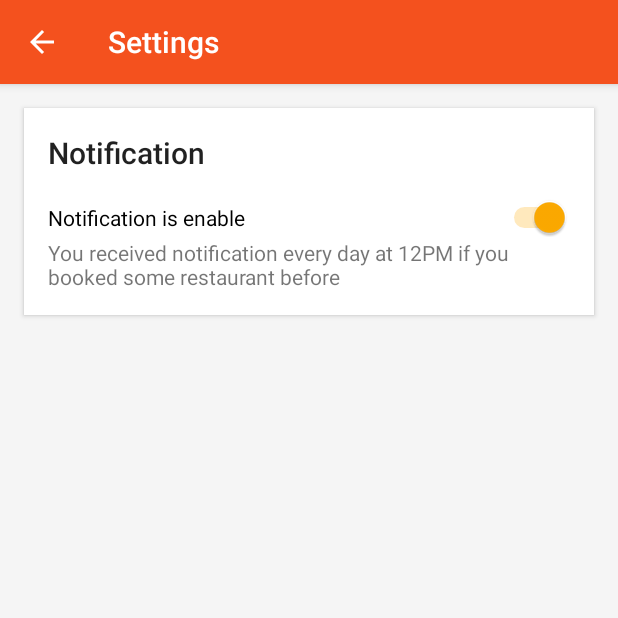
After one commit to willf80/Go4Lunch, an Android app: the SettingsActivity screen opened directly, with no data from a screen before it, on a phone screen of 412 x 824 dp, the top half of it. The commit adds this screen. Run offline under Robolectric (Android 15) with nearby library versions, the phone set to English and light mode, and no system bars; our stand-ins replace ButterKnife.

Commit message:
App settings activity for enable or disable notification message

```diff
--- /dev/null
+++ b/app/src/main/java/com/apiman/go4lunch/SettingsActivity.java
@@ -0,0 +1,65 @@
+package com.apiman.go4lunch;
+
+import android.os.Bundle;
+import android.widget.Switch;
+import android.widget.TextView;
+
+import com.apiman.go4lunch.services.NotificationHelper;
+import com.apiman.go4lunch.services.SettingsHelper;
+
+import butterknife.BindView;
+import butterknife.ButterKnife;
+import butterknife.OnCheckedChanged;
+
+public class SettingsActivity extends BaseActivity {
+
+    @BindView(R.id.notificationSwitch)
+    Switch notificationSwitch;
+
+    @BindView(R.id.notificationHelpTextView)
+    TextView notificationHelpTextView;
+
+    NotificationHelper mNotificationHelper;
+
+    @Override
+    protected void onCreate(Bundle savedInstanceState) {
+        super.onCreate(savedInstanceState);
+        setContentView(R.layout.activity_settings);
+        ButterKnife.bind(this);
+        displayHomeAsUp();
+
+        mNotificationHelper = new NotificationHelper(this);
+
+        boolean initialStatus = SettingsHelper.isNotificationEnabled(this);
+        notificationSwitch.setChecked(initialStatus);
+        initView(initialStatus);
+    }
+
+    @OnCheckedChanged(R.id.notificationSwitch)
+    void onSwitchCheckedChange(boolean isChecked) {
+        SettingsHelper.saveNotificationStatus(this, isChecked);
+        initView(isChecked);
+
+        //Handle notification
+        handleNotification(isChecked);
+    }
+
+    private void handleNotification(boolean status) {
+        if(status) {
+            mNotificationHelper.startAlarm();
+        }
+        else {
+            mNotificationHelper.stopAlarm();
+        }
+    }
+
+    private void initView(boolean status) {
+        if(status) {
+            notificationHelpTextView.setText(R.string.notification_enable_help_text);
+            notificationSwitch.setText(R.string.notification_is_enable);
+        }else {
+            notificationHelpTextView.setText(R.string.notification_disable_help_text);
+            notificationSwitch.setText(R.string.notification_is_disable);
+        }
+    }
+}
--- a/app/src/main/java/com/apiman/go4lunch/broadcast/AppNotificationReceiver.java
+++ b/app/src/main/java/com/apiman/go4lunch/broadcast/AppNotificationReceiver.java
@@ -16,7 +16,6 @@ import androidx.core.app.NotificationCompat;
 import com.apiman.go4lunch.MainActivity;
 import com.apiman.go4lunch.R;
 import com.apiman.go4lunch.models.Booking;
-import com.apiman.go4lunch.models.WorkmateBooking;
 import com.apiman.go4lunch.services.FireStoreUtils;
 import com.google.android.gms.tasks.Tasks;
 import com.google.firebase.firestore.QuerySnapshot;
@@ -97,7 +96,7 @@ public class AppNotificationReceiver extends BroadcastReceiver {
 
     private void buildAndShowMessages(Context context, NotificationData notificationData){
         StringBuilder messageBuilder = new StringBuilder();
-        messageBuilder.append("It time to eat !");
+        messageBuilder.append("It's time to go eat!");
         messageBuilder.append("\n");
         messageBuilder.append("Your restaurant ");
         messageBuilder.append("[");
@@ -108,7 +107,7 @@ public class AppNotificationReceiver extends BroadcastReceiver {
         messageBuilder.append("] wait you.");
 
         if(notificationData.listOfWorkmates != null && !notificationData.listOfWorkmates.isEmpty()) {
-            messageBuilder.append(" Your workmate [");
+            messageBuilder.append(" Your workmates [");
             messageBuilder.append(notificationData.listOfWorkmates);
             messageBuilder.append("] ");
             messageBuilder.append("will also be present");
--- /dev/null
+++ b/app/src/main/res/layout/activity_settings.xml
@@ -0,0 +1,50 @@
+<?xml version="1.0" encoding="utf-8"?>
+<androidx.constraintlayout.widget.ConstraintLayout xmlns:android="http://schemas.android.com/apk/res/android"
+    xmlns:app="http://schemas.android.com/apk/res-auto"
+    xmlns:tools="http://schemas.android.com/tools"
+    android:layout_width="match_parent"
+    android:layout_height="match_parent"
+    android:background="@color/colorGrey100"
+    tools:context=".SettingsActivity">
+
+    <androidx.cardview.widget.CardView
+        android:layout_width="match_parent"
+        android:layout_height="wrap_content"
+        android:layout_marginStart="16dp"
+        android:layout_marginTop="16dp"
+        android:layout_marginEnd="16dp"
+        app:cardCornerRadius="0dp"
+        app:contentPadding="16dp"
+        app:layout_constraintEnd_toEndOf="parent"
+        app:layout_constraintHorizontal_bias="0.0"
+        app:layout_constraintStart_toStartOf="parent"
+        app:layout_constraintTop_toTopOf="parent">
+
+        <LinearLayout
+            android:layout_width="match_parent"
+            android:layout_height="wrap_content"
+            android:orientation="vertical">
+
+            <TextView
+                android:id="@+id/textView2"
+                android:layout_width="match_parent"
+                android:layout_height="wrap_content"
+                android:text="Notification"
+                android:layout_marginBottom="16dp"
+                android:textAppearance="@style/TextAppearance.AppCompat.Title" />
+
+            <Switch
+                android:id="@+id/notificationSwitch"
+                android:layout_width="match_parent"
+                android:layout_height="wrap_content"
+                android:text="@string/notification_is_enable"
+                android:checked="true" />
+
+            <TextView
+                android:id="@+id/notificationHelpTextView"
+                android:layout_width="match_parent"
+                android:layout_height="wrap_content"
+                android:text="@string/notification_enable_help_text" />
+        </LinearLayout>
+    </androidx.cardview.widget.CardView>
+</androidx.constraintlayout.widget.ConstraintLayout>
--- a/app/src/main/res/values/strings.xml
+++ b/app/src/main/res/values/strings.xml
@@ -3,6 +3,7 @@
     <string name="title_maps">Map view</string>
     <string name="title_list_view">List View</string>
     <string name="title_workmates">Workmates</string>
+    <string name="title_settings">Settings</string>
     <string name="title_workmates_available">Available workmates</string>
     <string name="search">Search</string>
 
@@ -44,4 +45,8 @@
     <string name="default_notification_channel_id" translatable="false">default_channel</string>
     <string name="default_notification_channel_name" translatable="true">default channel</string>
     <string name="notification_title">@string/app_name</string>
+    <string name="notification_enable_help_text">You received notification every day at 12PM if you booked some restaurant before</string>
+    <string name="notification_disable_help_text">"You will not received any notifications"</string>
+    <string name="notification_is_enable">Notification is enable</string>
+    <string name="notification_is_disable">Notification is disable</string>
 </resources>
```
Also changed, not shown: app/src/main/AndroidManifest.xml (+18 -17 lines), app/src/main/java/com/apiman/go4lunch/MainActivity.java (+15 -2 lines), app/src/main/java/com/apiman/go4lunch/broadcast/RebootReceiver.java (+5 -5 lines), app/src/main/java/com/apiman/go4lunch/services/NotificationHelper.java (+6 -3 lines), app/src/main/java/com/apiman/go4lunch/services/SettingsHelper.java (added, +38 -0 lines).
